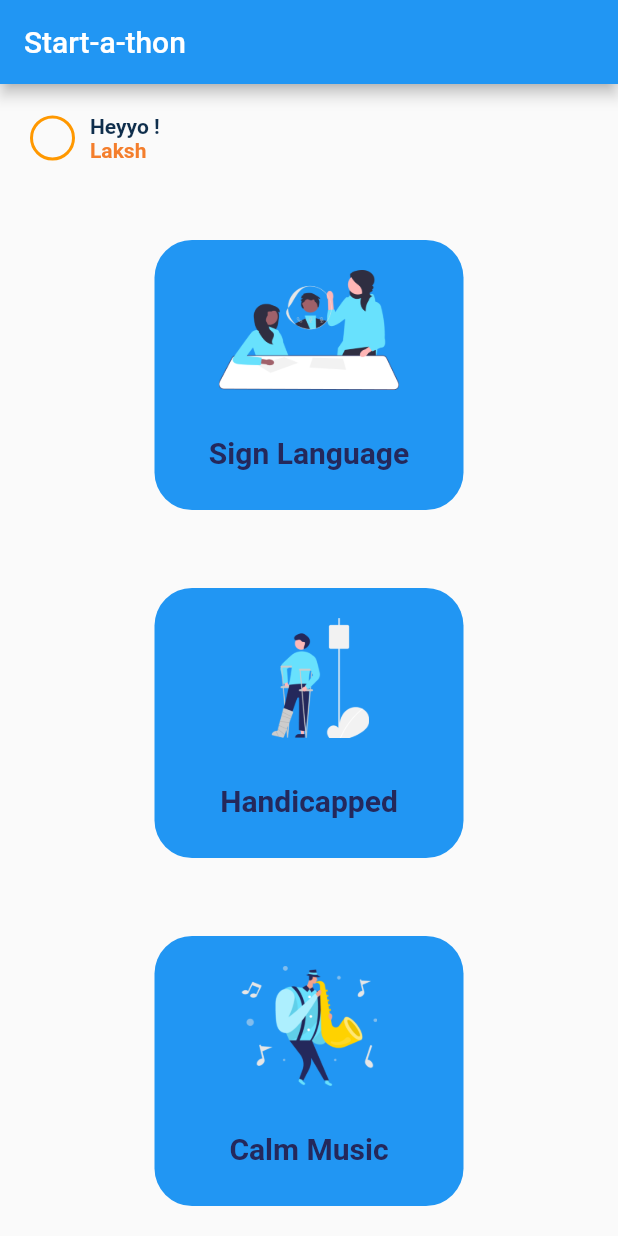
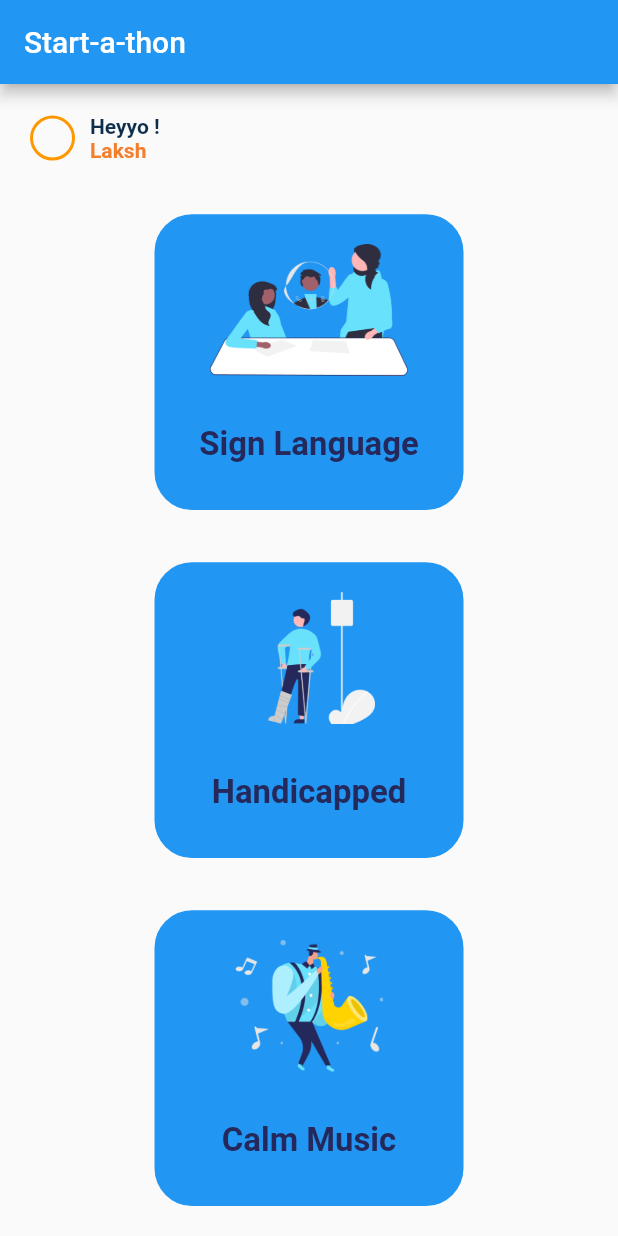
Before and after one commit to laksh29/supportthon, a Flutter app: the HomePage screen opened by its route, on a phone screen of 412 x 824 dp. Run offline on Flutter 3.47's test engine with Material 2 defaults, Android fonts, the light colour scheme and no system bars; our stand-ins replace google_fonts, youtube_player_flutter.

Commit message:
responsive home

```diff
--- a/lib/mlh1.dart/blind.dart
+++ b/lib/mlh1.dart/blind.dart
@@ -90,7 +90,10 @@ class _BlindState extends State<Blind> {
                 ),
                 const SizedBox(height: 10),
                 ElevatedButton(
-                    onPressed: () {}, child: const Text("Full Screen")),
+                    onPressed: () {
+                      controller.toggleFullScreenMode();
+                    },
+                    child: const Text("Full Screen")),
                 const Spacer(),
                 // next button
                 SizedBox(
--- a/lib/mlh1.dart/home.dart
+++ b/lib/mlh1.dart/home.dart
@@ -10,11 +10,9 @@ class HomePage extends StatefulWidget {
 }
 
 class _HomePageState extends State<HomePage> {
-  final _headingFont = const TextStyle(
-      fontSize: 20, fontWeight: FontWeight.w600, color: Color(0xff24285B));
   @override
   Widget build(BuildContext context) {
-    final width = MediaQuery.of(context).size.width;
+    final height = MediaQuery.of(context).size.height;
     return Scaffold(
       appBar: AppBar(
         automaticallyImplyLeading: false,
@@ -56,12 +54,13 @@ class _HomePageState extends State<HomePage> {
               // const SizedBox(height: 50),
               const Spacer(),
               options(context, "assets/sign language.png", "Sign Language",
-                  "/sign"),
+                  "/sign", height),
               const Spacer(),
               options(context, "assets/handicapped.png", "Handicapped",
-                  "/handicapped"),
+                  "/handicapped", height),
               const Spacer(),
-              options(context, "assets/calm music.png", "Calm Music", "/music"),
+              options(context, "assets/calm music.png", "Calm Music", "/music",
+                  height),
             ],
           ),
         ),
@@ -70,25 +69,28 @@ class _HomePageState extends State<HomePage> {
   }
 
 // ---------- GESTURE DETECTOR -------------------
-  GestureDetector options(
-      BuildContext context, String picture, String heading, String next) {
+  GestureDetector options(BuildContext context, String picture, String heading,
+      String next, double height) {
     return GestureDetector(
       child: Container(
         padding: const EdgeInsets.all(20.0),
-        height: 180,
+        height: height / 4.178,
         width: MediaQuery.of(context).size.width / 2,
         decoration: BoxDecoration(
             borderRadius: BorderRadius.circular(25), color: Colors.blue),
         child: Column(children: [
           Container(
-            height: 80,
+            height: height / 9.4,
             decoration: BoxDecoration(
                 image: DecorationImage(image: AssetImage(picture))),
           ),
-          const SizedBox(height: 30),
+          SizedBox(height: height / 25.06),
           Text(
             heading,
-            style: _headingFont,
+            style: TextStyle(
+                fontSize: height / 37.6,
+                fontWeight: FontWeight.w600,
+                color: const Color(0xff24285B)),
             textAlign: TextAlign.center,
           ),
         ]),
@@ -189,8 +191,6 @@ class _SignLanguageState extends State<SignLanguage> {
   }
 }
 
-
-
 // ------------DEAF--------------------
 
 class Deaf extends StatefulWidget {
```
